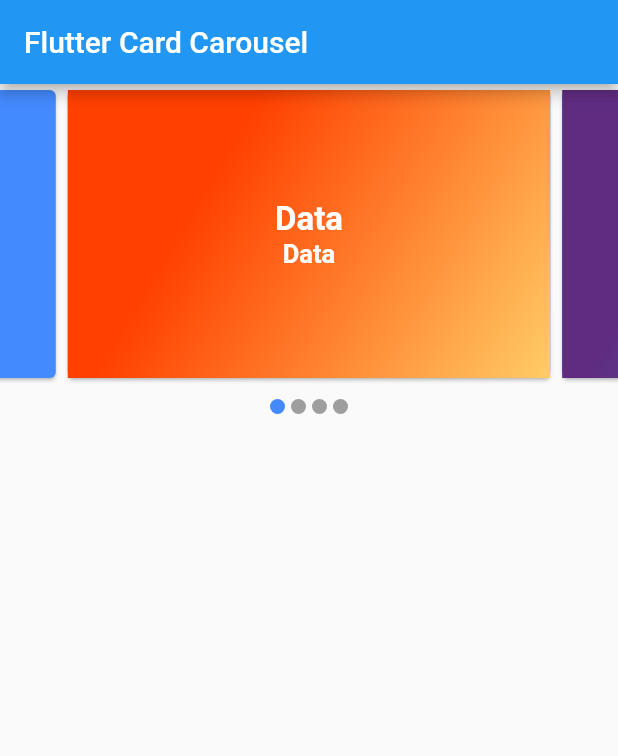
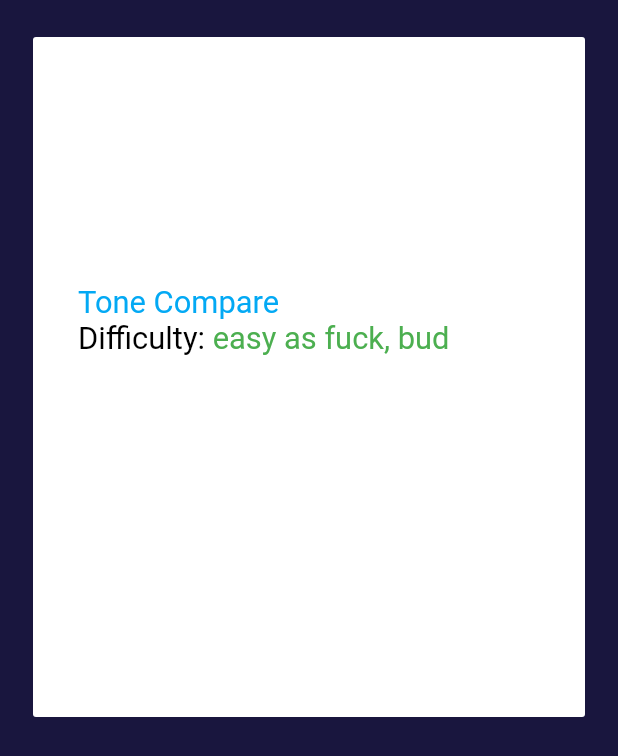
Before and after one commit to caio-freitas/harmonica, a Flutter app: the screen it shows after launch, on a phone screen of 412 x 824 dp. Shown: the top 756 px of the screen. Run offline on Flutter 3.47's test engine with Material 2 defaults, Android fonts, the phone set to English and light mode, and no system bars; drawn by our look-alikes of carousel_slider; our stand-ins replace rxdart.

Commit message:
nubank style, mf

```diff
--- /dev/null
+++ b/lib/bloc/bloc_home.dart
@@ -0,0 +1,9 @@
+import 'package:rxdart/rxdart.dart';
+
+class BlocHome {
+  var positionPage = BehaviorSubject<int>();
+
+  void pageChange({int index}) {
+    positionPage.sink.add(index);
+  }
+}
--- a/lib/screens/mainscreen.dart
+++ b/lib/screens/mainscreen.dart
@@ -1,14 +1,6 @@
-import 'package:carousel_slider/carousel_slider.dart';
+import 'package:harmonica/bloc/bloc_home.dart';
+import 'package:harmonica/widgets/card_home.dart';
 import 'package:flutter/material.dart';
-import 'package:carousel_slider/carousel_slider.dart';
-
-// CarouselSlider.builder(
-//   itemCount: 15,
-//   itemBuilder: (BuildContext context, int itemIndex) =>
-//     Container(
-//       child: Text(itemIndex.toString()),
-//     ),
-// )
 
 class CarousselScreen extends StatefulWidget {
   @override
@@ -16,204 +8,104 @@ class CarousselScreen extends StatefulWidget {
 }
 
 class _MyAppState extends State<CarousselScreen> {
-  int _currentIndex = 0;
+  // int _currentIndex = 0;
 
-  List cardList = [Item1(), Item2(), Item3(), Item4()];
+  // List cardList = [Item1(), Item2(), Item3(), Item4()];
 
-  List<T> map<T>(List list, Function handler) {
-    List<T> result = [];
-    for (var i = 0; i < list.length; i++) {
-      result.add(handler(i, list[i]));
-    }
-    return result;
+  // List<T> map<T>(List list, Function handler) {
+  //   List<T> result = [];
+  //   for (var i = 0; i < list.length; i++) {
+  //     result.add(handler(i, list[i]));
+  //   }
+  //   return result;
+  // }
+
+  BlocHome bloc = BlocHome();
+
+  @override
+  void initState() {
+    super.initState();
   }
 
   @override
   Widget build(BuildContext context) {
-    return MaterialApp(
-      title: 'Flutter Card Carousel App',
-      theme: ThemeData(
-        primarySwatch: Colors.blue,
+    List<Widget> _pages = [
+      CardHome(
+        activity_name: "Tone Compare",
+        activity_dificulty: "easy as fuck, bud",
       ),
-      home: Scaffold(
-          appBar: AppBar(title: Text("Flutter Card Carousel")),
-          body: Column(
-            children: <Widget>[
-              CarouselSlider(
-                options: CarouselOptions(
-                  height: 200.0,
-                  autoPlay: true,
-                  autoPlayInterval: Duration(seconds: 3),
-                  autoPlayAnimationDuration: Duration(milliseconds: 800),
-                  autoPlayCurve: Curves.fastOutSlowIn,
-                  pauseAutoPlayOnTouch: true,
-                  aspectRatio: 2.0,
-                  onPageChanged: (index, reason) {
-                    setState(() {
-                      _currentIndex = index;
-                    });
-                  },
-                ),
-                items: cardList.map((card) {
-                  return Builder(builder: (BuildContext context) {
-                    return Container(
-                      height: MediaQuery.of(context).size.height * 0.30,
-                      width: MediaQuery.of(context).size.width,
-                      child: Card(
-                        color: Colors.blueAccent,
-                        child: card,
-                      ),
-                    );
-                  });
-                }).toList(),
+      CardHome(
+        activity_name: "Write Chopin's Ballade",
+        activity_dificulty: "hard as fuck, bud",
+      ),
+    ];
+
+    return Scaffold(
+      backgroundColor: Color.fromRGBO(25, 22, 62, 1.0),
+      body: Container(
+        color: Color.fromRGBO(25, 22, 62, 1.0),
+        child: Column(
+          children: <Widget>[
+            //CARD PAGE VIEW
+            Padding(
+              padding: EdgeInsets.only(
+                  top: MediaQuery.of(context).size.height * 0.03),
+              child: Container(
+                  constraints: BoxConstraints(
+                      maxHeight: MediaQuery.of(context).size.height * 0.55),
+                  child: PageView.builder(
+                      itemCount: _pages.length,
+                      scrollDirection: Axis.horizontal,
+                      onPageChanged: (index) => bloc.pageChange(index: index),
+                      itemBuilder: (context, index) {
+                        return _pages[index];
+                      })),
+            ),
+
+            //DOT PAGE
+            Padding(
+              padding: const EdgeInsets.only(top: 15.0),
+              child: Container(
+                constraints: BoxConstraints(
+                    minWidth: 15.0 * _pages.length <=
+                            MediaQuery.of(context).size.width
+                        ? 15.0 * _pages.length
+                        : MediaQuery.of(context).size.width,
+                    maxWidth: 15.0 * _pages.length <=
+                            MediaQuery.of(context).size.width
+                        ? 15.0 * _pages.length
+                        : MediaQuery.of(context).size.width,
+                    maxHeight: 20.0),
+                child: ListView.builder(
+                    itemCount: _pages.length,
+                    scrollDirection: Axis.horizontal,
+                    itemBuilder: (context, index) {
+                      return Padding(
+                        padding: const EdgeInsets.only(left: 8.0),
+                        child: StreamBuilder(
+                            stream: bloc.positionPage.stream,
+                            builder: (context, snapshot) {
+                              return snapshot.hasData
+                                  ? CircleAvatar(
+                                      radius: 3.5,
+                                      backgroundColor: index == snapshot.data
+                                          ? Colors.white
+                                          : Color.fromRGBO(145, 64, 169, 1.0),
+                                    )
+                                  : Container();
+                            }),
+                      );
+                    }),
               ),
-              Row(
-                mainAxisAlignment: MainAxisAlignment.center,
-                children: map<Widget>(cardList, (index, url) {
-                  return Container(
-                    width: 10.0,
-                    height: 10.0,
-                    margin:
-                        EdgeInsets.symmetric(vertical: 10.0, horizontal: 2.0),
-                    decoration: BoxDecoration(
-                      shape: BoxShape.circle,
-                      color: _currentIndex == index
-                          ? Colors.blueAccent
-                          : Colors.grey,
-                    ),
-                  );
-                }),
-              ),
-            ],
-          )),
-    );
-  }
-}
-
-class Item1 extends StatelessWidget {
-  const Item1({Key key}) : super(key: key);
-
-  @override
-  Widget build(BuildContext context) {
-    return Container(
-      decoration: BoxDecoration(
-        gradient: LinearGradient(
-            begin: Alignment.topLeft,
-            end: Alignment.bottomRight,
-            stops: [
-              0.3,
-              1
-            ],
-            colors: [
-              Color(0xffff4000),
-              Color(0xffffcc66),
-            ]),
+            )
+          ],
+        ),
       ),
-      child: Column(
-        mainAxisAlignment: MainAxisAlignment.center,
-        children: <Widget>[
-          Text("Data",
-              style: TextStyle(
-                  color: Colors.white,
-                  fontSize: 22.0,
-                  fontWeight: FontWeight.bold)),
-          Text("Data",
-              style: TextStyle(
-                  color: Colors.white,
-                  fontSize: 17.0,
-                  fontWeight: FontWeight.w600)),
-        ],
+      bottomNavigationBar: Container(
+        constraints: BoxConstraints(
+            maxWidth: MediaQuery.of(context).size.width,
+            maxHeight: MediaQuery.of(context).size.height * 0.16),
       ),
     );
   }
 }
-
-class Item2 extends StatelessWidget {
-  const Item2({Key key}) : super(key: key);
-
-  @override
-  Widget build(BuildContext context) {
-    return Container(
-      decoration: BoxDecoration(
-        gradient: LinearGradient(
-            begin: Alignment.topLeft,
-            end: Alignment.bottomRight,
-            stops: [0.3, 1],
-            colors: [Color(0xff5f2c82), Color(0xff49a09d)]),
-      ),
-      child: Column(
-        mainAxisAlignment: MainAxisAlignment.center,
-        children: <Widget>[
-          Text("Data",
-              style: TextStyle(
-                  color: Colors.white,
-                  fontSize: 22.0,
-                  fontWeight: FontWeight.bold)),
-          Text("Data",
-              style: TextStyle(
-                  color: Colors.white,
-                  fontSize: 17.0,
-                  fontWeight: FontWeight.w600)),
-        ],
-      ),
-    );
-  }
-}
-
-class Item3 extends StatelessWidget {
-  const Item3({Key key}) : super(key: key);
-
-  @override
-  Widget build(BuildContext context) {
-    return Container(
-      decoration: BoxDecoration(
-        gradient: LinearGradient(
-            begin: Alignment.topLeft,
-            end: Alignment.bottomRight,
-            stops: [
-              0.3,
-              1
-            ],
-            colors: [
-              Color(0xffff4000),
-              Color(0xffffcc66),
-            ]),
-      ),
-      child: Column(
-        mainAxisAlignment: MainAxisAlignment.center,
-        children: <Widget>[
-          Image.asset(
-            'assets/flutter_dev.png',
-            height: 180.0,
-            fit: BoxFit.cover,
-          )
-        ],
-      ),
-    );
-  }
-}
-
-class Item4 extends StatelessWidget {
-  const Item4({Key key}) : super(key: key);
-
-  @override
-  Widget build(BuildContext context) {
-    return Container(
-      child: Column(
-        mainAxisAlignment: MainAxisAlignment.center,
-        children: <Widget>[
-          Text("Data",
-              style: TextStyle(
-                  color: Colors.white,
-                  fontSize: 22.0,
-                  fontWeight: FontWeight.bold)),
-          Text("Data",
-              style: TextStyle(
-                  color: Colors.white,
-                  fontSize: 17.0,
-                  fontWeight: FontWeight.w600)),
-        ],
-      ),
-    );
-  }
-}
--- /dev/null
+++ b/lib/widgets/card_home.dart
@@ -0,0 +1,59 @@
+import 'package:flutter/material.dart';
+
+class CardHome extends StatelessWidget {
+  String activity_name;
+  String activity_dificulty;
+  @override
+  Widget build(BuildContext context) {
+    return Padding(
+      padding: const EdgeInsets.only(left: 22.0, right: 22.0),
+      child: Container(
+        constraints: BoxConstraints(
+            minWidth: MediaQuery.of(context).size.width * 0.9,
+            maxWidth: MediaQuery.of(context).size.width * 0.9,
+            maxHeight: MediaQuery.of(context).size.height * 0.6,
+            minHeight: MediaQuery.of(context).size.height * 0.6),
+        decoration: BoxDecoration(
+            color: Colors.white, borderRadius: BorderRadius.circular(2.0)),
+        child: Stack(
+          children: <Widget>[
+            new Positioned(
+                top: MediaQuery.of(context).size.height * 0.2,
+                left: 30.0,
+                child: new Column(
+                  crossAxisAlignment: CrossAxisAlignment.start,
+                  children: <Widget>[
+                    new Text(
+                      activity_name,
+                      style: TextStyle(
+                          color: Colors.lightBlue,
+                          fontSize: MediaQuery.of(context).size.width * 0.05),
+                    ),
+                    new Row(
+                      children: <Widget>[
+                        new Text(
+                          "Difficulty: ",
+                          style: TextStyle(
+                              color: Colors.black,
+                              fontSize:
+                                  MediaQuery.of(context).size.width * 0.05),
+                        ),
+                        new Text(
+                          activity_dificulty,
+                          style: TextStyle(
+                              color: Colors.green,
+                              fontSize:
+                                  MediaQuery.of(context).size.width * 0.05),
+                        )
+                      ],
+                    )
+                  ],
+                )),
+          ],
+        ),
+      ),
+    );
+  }
+
+  CardHome({@required this.activity_name, @required this.activity_dificulty});
+}
--- a/pubspec.yaml
+++ b/pubspec.yaml
@@ -24,6 +24,7 @@ dependencies:
   flutter:
     sdk: flutter
   carousel_slider: ^3.0.0
+  rxdart:
 
 
   # The following adds the Cupertino Icons font to your application.
```
Also changed, not shown: lib/main.dart (+0 -9 lines), pubspec.lock.
